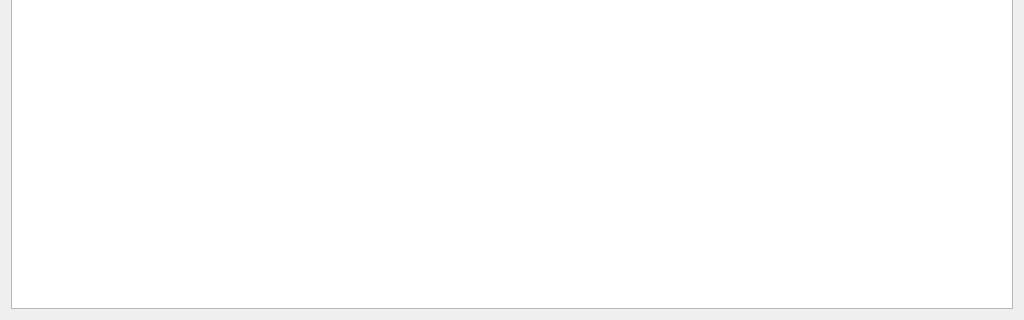
First picture: the form in src/GSvar/DiseaseCourseWidget.ui, repository imgag/ngs-bits, before the edit; both pictures show x 0 to 1024 and y 480 to 800 of the 1024 by 800 pixel window.
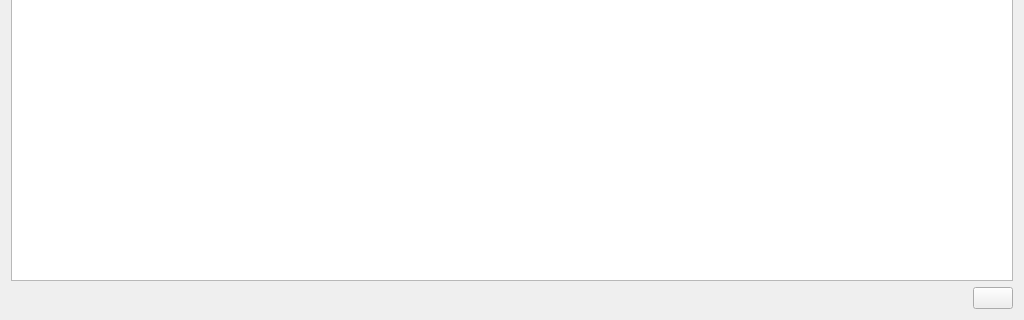
Second picture: the form after the edit. Icons and pictures are not drawn.

```diff
--- a/src/GSvar/DiseaseCourseWidget.ui
+++ b/src/GSvar/DiseaseCourseWidget.ui
@@ -21,6 +21,34 @@
      </property>
     </widget>
    </item>
+   <item>
+    <layout class="QHBoxLayout" name="horizontalLayout">
+     <item>
+      <spacer name="horizontalSpacer">
+       <property name="orientation">
+        <enum>Qt::Horizontal</enum>
+       </property>
+       <property name="sizeHint" stdset="0">
+        <size>
+         <width>40</width>
+         <height>20</height>
+        </size>
+       </property>
+      </spacer>
+     </item>
+     <item>
+      <widget class="QPushButton" name="btn_copyToClipboard">
+       <property name="text">
+        <string/>
+       </property>
+       <property name="icon">
+        <iconset resource="GSvar.qrc">
+         <normaloff>:/Icons/CopyClipboard.png</normaloff>:/Icons/CopyClipboard.png</iconset>
+       </property>
+      </widget>
+     </item>
+    </layout>
+   </item>
   </layout>
  </widget>
  <resources/>
```
Left out of the diff: 4 changed lines with no effect on the pictures.
